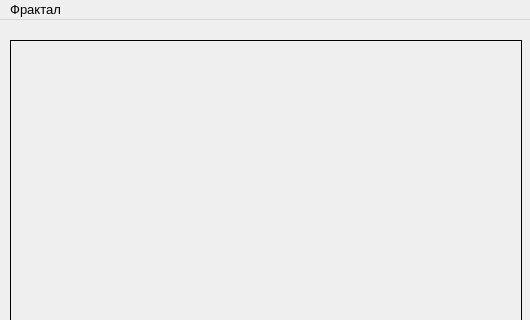
This is design/image_window.ui in KosenokIvan/fractals as Qt 5 draws it before an edit; both pictures show x 0 to 530 and y 0 to 320 of the 530 by 600 pixel window. The edited form follows.
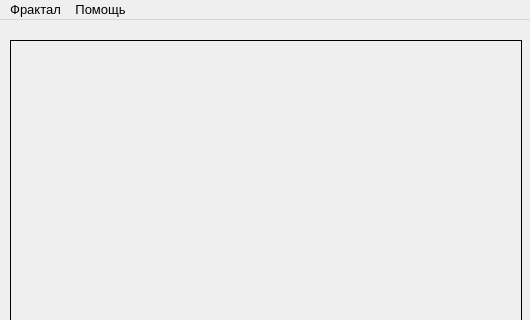
This is the edited form.

Commit message: Верхняя граница количества итераций стала выражаться через максимально допустимую длину l-строки Добавлена заготовка для меню помощи

```diff
--- a/design/image_window.ui
+++ b/design/image_window.ui
@@ -98,7 +98,7 @@
      <x>0</x>
      <y>0</y>
      <width>530</width>
-     <height>23</height>
+     <height>21</height>
     </rect>
    </property>
    <widget class="QMenu" name="menu">
@@ -109,7 +109,17 @@
     <addaction name="separator"/>
     <addaction name="configuration_action"/>
    </widget>
+   <widget class="QMenu" name="menu_2">
+    <property name="title">
+     <string>Помощь</string>
+    </property>
+    <addaction name="help_l_system_action"/>
+    <addaction name="help_work_with_program_action"/>
+    <addaction name="help_graphic_commands_action"/>
+    <addaction name="help_fractals_examples_action"/>
+   </widget>
    <addaction name="menu"/>
+   <addaction name="menu_2"/>
   </widget>
   <widget class="QStatusBar" name="statusbar"/>
   <action name="save_image_action">
```
Left out of the diff: 20 changed lines with no effect on the pictures. The commit also changes 2 other files.
